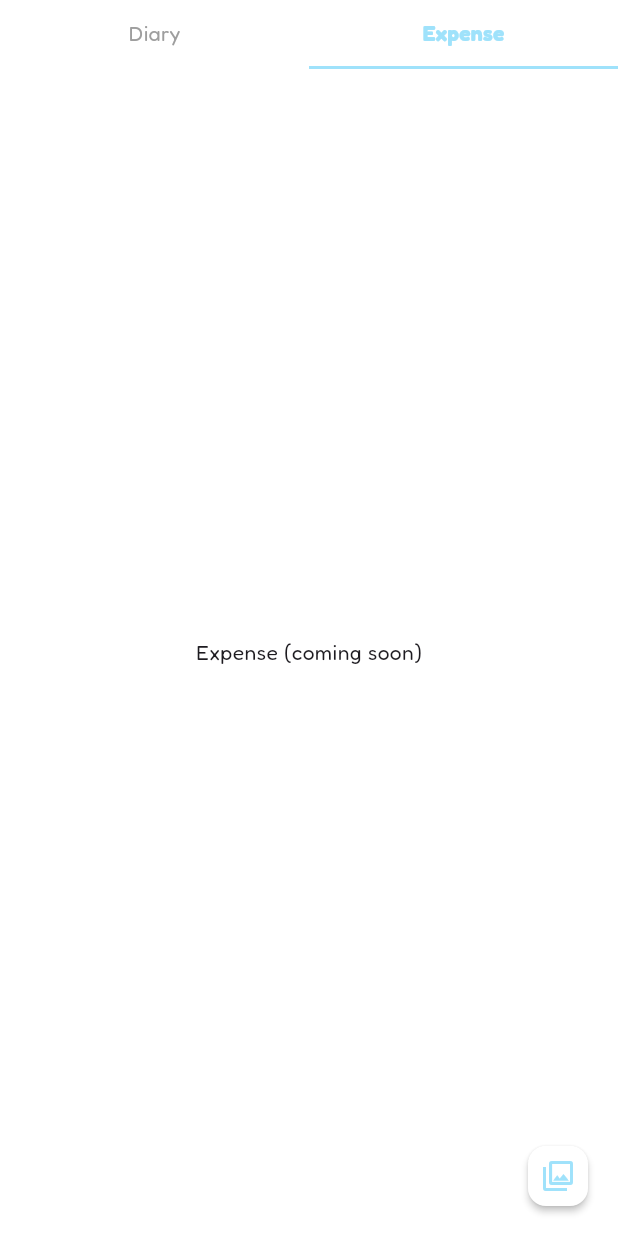
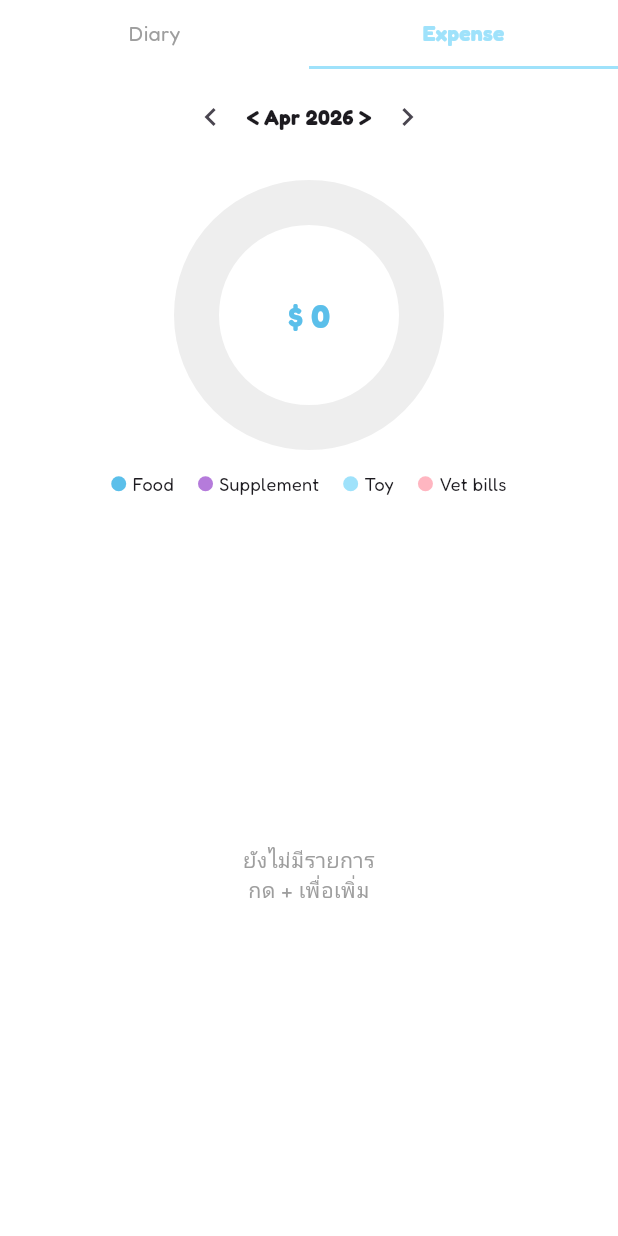
Before and after one commit to Thxngfh/PetCareApp, a Flutter app: the DiaryScreen screen opened directly, after a tap on the "chevron left" icon, after a tap on the "chevron right" icon, after a tap on "Expense", on a phone screen of 412 x 824 dp. Run offline on Flutter 3.47's test engine with Material 3 defaults, Android fonts, the light colour scheme and no system bars; our stand-ins replace firebase_auth, firebase_core, font_awesome_flutter, google_sign_in, image_picker, sign_in_with_apple; missing offline and left inert: flutter_facebook_auth; accounts and stored records are empty.

Commit message:
expenseเกือบเสร็จ

```diff
--- a/lib/screens/diary.dart
+++ b/lib/screens/diary.dart
@@ -2,6 +2,7 @@ import 'package:flutter/material.dart';
 import 'package:pethug/models/diary_entry.dart';
 import 'package:pethug/screens/diary_new.dart';
 import 'package:pethug/screens/diary_photo.dart';
+import 'package:pethug/screens/expense_screen.dart';
 
 class DiaryScreen extends StatefulWidget {
   const DiaryScreen({super.key});
@@ -15,8 +16,11 @@ class DiaryScreenState extends State<DiaryScreen> {
   int _tabIndex = 0;
   final List<DiaryEntry> _entries = [];
   final Color blueColor = const Color(0xFF9FE2FB);
+  final GlobalKey<ExpenseScreenState> _expenseKey = GlobalKey<ExpenseScreenState>();
 
+  int get currentTab => _tabIndex;
   void goToNewDiary() => _goToNewDiary();
+  void goToNewExpense() => _expenseKey.currentState?.goToNewExpense();
 
   void _previousMonth() => setState(() =>
       _focusedMonth = DateTime(_focusedMonth.year, _focusedMonth.month - 1));
@@ -25,10 +29,7 @@ class DiaryScreenState extends State<DiaryScreen> {
       _focusedMonth = DateTime(_focusedMonth.year, _focusedMonth.month + 1));
 
   String _monthLabel() {
-    const months = [
-      'Jan','Feb','Mar','Apr','May','Jun',
-      'Jul','Aug','Sep','Oct','Nov','Dec'
-    ];
+    const months = ['Jan','Feb','Mar','Apr','May','Jun','Jul','Aug','Sep','Oct','Nov','Dec'];
     return '${months[_focusedMonth.month - 1]} ${_focusedMonth.year}';
   }
 
@@ -38,9 +39,7 @@ class DiaryScreenState extends State<DiaryScreen> {
   }
 
   List<DiaryEntry> get _filteredEntries => _entries
-      .where((e) =>
-          e.date.year == _focusedMonth.year &&
-          e.date.month == _focusedMonth.month)
+      .where((e) => e.date.year == _focusedMonth.year && e.date.month == _focusedMonth.month)
       .toList()
     ..sort((a, b) => b.date.compareTo(a.date));
 
@@ -50,9 +49,7 @@ class DiaryScreenState extends State<DiaryScreen> {
   Future<void> _goToNewDiary({DiaryEntry? existing}) async {
     final result = await Navigator.push<DiaryEntry>(
       context,
-      MaterialPageRoute(
-        builder: (_) => NewDiaryScreen(existingEntry: existing),
-      ),
+      MaterialPageRoute(builder: (_) => NewDiaryScreen(existingEntry: existing)),
     );
     if (result != null) {
       setState(() {
@@ -73,15 +70,9 @@ class DiaryScreenState extends State<DiaryScreen> {
         title: const Text('ลบบันทึก?'),
         content: Text('ต้องการลบ "${entry.note}" ใช่ไหม?'),
         actions: [
+          TextButton(onPressed: () => Navigator.pop(context), child: const Text('ยกเลิก')),
           TextButton(
-            onPressed: () => Navigator.pop(context),
-            child: const Text('ยกเลิก'),
-          ),
-          TextButton(
-            onPressed: () {
-              Navigator.pop(context);
-              _deleteEntry(entry.id);
-            },
+            onPressed: () { Navigator.pop(context); _deleteEntry(entry.id); },
             child: const Text('ลบ', style: TextStyle(color: Colors.red)),
           ),
         ],
@@ -95,66 +86,37 @@ class DiaryScreenState extends State<DiaryScreen> {
       backgroundColor: Colors.white,
       body: Column(
         children: [
-          Row(
-            children: [
-              _buildTab('Diary', 0),
-              _buildTab('Expense', 1),
-            ],
-          ),
+          Row(children: [_buildTab('Diary', 0), _buildTab('Expense', 1)]),
 
           if (_tabIndex == 0) ...[
             Row(
               mainAxisAlignment: MainAxisAlignment.center,
               children: [
-                IconButton(
-                    icon: const Icon(Icons.chevron_left),
-                    onPressed: _previousMonth),
-                Text('< ${_monthLabel()} >',
-                    style: const TextStyle(fontWeight: FontWeight.bold)),
-                IconButton(
-                    icon: const Icon(Icons.chevron_right),
-                    onPressed: _nextMonth),
+                IconButton(icon: const Icon(Icons.chevron_left), onPressed: _previousMonth),
+                Text('< ${_monthLabel()} >', style: const TextStyle(fontWeight: FontWeight.bold)),
+                IconButton(icon: const Icon(Icons.chevron_right), onPressed: _nextMonth),
               ],
             ),
             Expanded(
               child: _filteredEntries.isEmpty
                   ? const Center(
-                      child: Text(
-                        'ยังไม่มีบันทึก\nกด + เพื่อเพิ่ม',
-                        textAlign: TextAlign.center,
-                        style: TextStyle(color: Colors.grey),
-                      ),
+                      child: Text('ยังไม่มีบันทึก\nกด + เพื่อเพิ่ม',
+                          textAlign: TextAlign.center,
+                          style: TextStyle(color: Colors.grey)),
                     )
                   : ListView.builder(
                       padding: const EdgeInsets.symmetric(horizontal: 16),
                       itemCount: _filteredEntries.length,
-                      itemBuilder: (_, index) =>
-                          _buildEntryCard(_filteredEntries[index]),
+                      itemBuilder: (_, index) => _buildEntryCard(_filteredEntries[index]),
                     ),
             ),
           ],
 
           if (_tabIndex == 1)
-            const Expanded(
-              child: Center(child: Text('Expense (coming soon)')),
-            ),
+            Expanded(child: ExpenseScreen(key: _expenseKey)),
         ],
       ),
-
-      floatingActionButton: FloatingActionButton(  // ✅ ปิดถูกต้อง
-        heroTag: 'photo',
-        mini: true,
-        backgroundColor: Colors.white,
-        elevation: 2,
-        onPressed: () => Navigator.push(
-          context,
-          MaterialPageRoute(
-            builder: (_) => DiaryPhotoScreen(entries: _entries),
-          ),
-        ),
-        child: Icon(Icons.photo_library_outlined, color: blueColor),
-      ),
-    );  // ✅ ปิด Scaffold
+    );
   }
 
   Widget _buildTab(String label, int index) {
@@ -166,17 +128,13 @@ class DiaryScreenState extends State<DiaryScreen> {
           children: [
             Padding(
               padding: const EdgeInsets.symmetric(vertical: 12),
-              child: Text(
-                label,
-                style: TextStyle(
-                  color: isSelected ? blueColor : Colors.grey,
-                  fontWeight: isSelected ? FontWeight.bold : FontWeight.normal,
-                ),
-              ),
+              child: Text(label,
+                  style: TextStyle(
+                    color: isSelected ? blueColor : Colors.grey,
+                    fontWeight: isSelected ? FontWeight.bold : FontWeight.normal,
+                  )),
             ),
-            Container(
-                height: 2,
-                color: isSelected ? blueColor : Colors.transparent),
+            Container(height: 2, color: isSelected ? blueColor : Colors.transparent),
           ],
         ),
       ),
@@ -191,10 +149,7 @@ class DiaryScreenState extends State<DiaryScreen> {
         alignment: Alignment.centerRight,
         padding: const EdgeInsets.only(right: 20),
         margin: const EdgeInsets.only(bottom: 12),
-        decoration: BoxDecoration(
-          color: Colors.redAccent,
-          borderRadius: BorderRadius.circular(16),
-        ),
+        decoration: BoxDecoration(color: Colors.redAccent, borderRadius: BorderRadius.circular(16)),
         child: const Icon(Icons.delete_outline, color: Colors.white, size: 28),
       ),
       onDismissed: (_) => _deleteEntry(entry.id),
@@ -203,49 +158,29 @@ class DiaryScreenState extends State<DiaryScreen> {
         child: Container(
           margin: const EdgeInsets.only(bottom: 12),
           padding: const EdgeInsets.all(12),
-          decoration: BoxDecoration(
-            color: Colors.grey.shade100,
-            borderRadius: BorderRadius.circular(16),
-          ),
+          decoration: BoxDecoration(color: Colors.grey.shade100, borderRadius: BorderRadius.circular(16)),
           child: Row(
             children: [
               Column(
                 crossAxisAlignment: CrossAxisAlignment.start,
                 children: [
-                  Text(_dayLabel(entry.date),
-                      style: const TextStyle(fontSize: 12, color: Colors.grey)),
-                  Text(
-                    '${entry.date.day}',
-                    style: const TextStyle(
-                      fontSize: 28,
-                      fontWeight: FontWeight.bold,
-                      color: Color(0xFF5BBFEA),
-                    ),
-                  ),
+                  Text(_dayLabel(entry.date), style: const TextStyle(fontSize: 12, color: Colors.grey)),
+                  Text('${entry.date.day}',
+                      style: const TextStyle(fontSize: 28, fontWeight: FontWeight.bold, color: Color(0xFF5BBFEA))),
                 ],
               ),
               const SizedBox(width: 16),
-              Expanded(
-                child: Text(entry.note, style: const TextStyle(fontSize: 16)),
-              ),
+              Expanded(child: Text(entry.note, style: const TextStyle(fontSize: 16))),
               if (entry.imageBytes != null)
                 ClipRRect(
                   borderRadius: BorderRadius.circular(8),
-                  child: Image.memory(
-                    entry.imageBytes!,
-                    width: 56,
-                    height: 56,
-                    fit: BoxFit.cover,
-                  ),
+                  child: Image.memory(entry.imageBytes!, width: 56, height: 56, fit: BoxFit.cover),
                 )
               else
                 Container(
                   width: 56,
                   height: 56,
-                  decoration: BoxDecoration(
-                    color: Colors.grey.shade300,
-                    borderRadius: BorderRadius.circular(8),
-                  ),
+                  decoration: BoxDecoration(color: Colors.grey.shade300, borderRadius: BorderRadius.circular(8)),
                   child: const Icon(Icons.image_outlined, color: Colors.white),
                 ),
               const SizedBox(width: 4),
--- /dev/null
+++ b/lib/screens/expense_screen.dart
@@ -0,0 +1,224 @@
+import 'package:flutter/material.dart';
+import 'dart:math' as math;
+import 'expense_new.dart';
+
+class ExpenseScreen extends StatefulWidget {
+  const ExpenseScreen({super.key});
+
+  @override
+  ExpenseScreenState createState() => ExpenseScreenState();
+}
+
+class ExpenseScreenState extends State<ExpenseScreen> {
+  final Color blueColor = const Color(0xFF9FE2FB);
+  DateTime _focusedMonth = DateTime.now();
+  final Map<String, List<ExpenseEntry>> _monthlyEntries = {};
+
+  final List<Map<String, dynamic>> _categories = [
+    {'name': 'Food', 'color': const Color(0xFF5BBFEA)},
+    {'name': 'Supplement', 'color': const Color(0xFFB57BDB)},
+    {'name': 'Toy', 'color': const Color(0xFF9FE2FB)},
+    {'name': 'Vet bills', 'color': const Color(0xFFFFB6C1)},
+  ];
+
+  String get _monthKey =>
+      '${_focusedMonth.year}-${_focusedMonth.month.toString().padLeft(2, '0')}';
+
+  List<ExpenseEntry> get _currentEntries => _monthlyEntries[_monthKey] ?? [];
+  double get _totalAmount => _currentEntries.fold(0, (sum, e) => sum + e.amount);
+
+  Map<String, double> get _categoryTotals {
+    final Map<String, double> totals = {};
+    for (final e in _currentEntries) {
+      totals[e.category] = (totals[e.category] ?? 0) + e.amount;
+    }
+    return totals;
+  }
+
+  Color _colorForCategory(String name) {
+    return _categories.firstWhere(
+      (c) => c['name'] == name,
+      orElse: () => {'color': Colors.grey},
+    )['color'];
+  }
+
+  void _previousMonth() => setState(() =>
+      _focusedMonth = DateTime(_focusedMonth.year, _focusedMonth.month - 1));
+
+  void _nextMonth() => setState(() =>
+      _focusedMonth = DateTime(_focusedMonth.year, _focusedMonth.month + 1));
+
+  String _monthLabel() {
+    const months = ['Jan','Feb','Mar','Apr','May','Jun','Jul','Aug','Sep','Oct','Nov','Dec'];
+    return '${months[_focusedMonth.month - 1]} ${_focusedMonth.year}';
+  }
+
+  // public method ให้ DiaryScreen เรียกได้
+  Future<void> goToNewExpense() => _goToNewExpense();
+
+  Future<void> _goToNewExpense() async {
+    final result = await Navigator.push<ExpenseEntry>(
+      context,
+      MaterialPageRoute(builder: (_) => const NewExpenseScreen()),
+    );
+    if (result != null) {
+      setState(() {
+        _monthlyEntries[_monthKey] = [..._currentEntries, result];
+      });
+    }
+  }
+
+  void _deleteEntry(String id) {
+    setState(() {
+      _monthlyEntries[_monthKey] = _currentEntries.where((e) => e.id != id).toList();
+    });
+  }
+
+  @override
+  Widget build(BuildContext context) {
+    return Scaffold(
+      backgroundColor: Colors.white,
+      body: Column(
+        children: [
+          Padding(
+            padding: const EdgeInsets.symmetric(vertical: 8),
+            child: Row(
+              mainAxisAlignment: MainAxisAlignment.center,
+              children: [
+                IconButton(icon: const Icon(Icons.chevron_left), onPressed: _previousMonth),
+                Text('< ${_monthLabel()} >', style: const TextStyle(fontWeight: FontWeight.bold)),
+                IconButton(icon: const Icon(Icons.chevron_right), onPressed: _nextMonth),
+              ],
+            ),
+          ),
+
+          // Donut chart
+          SizedBox(
+            height: 200,
+            child: Stack(
+              alignment: Alignment.center,
+              children: [
+                CustomPaint(
+                  size: const Size(180, 180),
+                  painter: _DonutChartPainter(
+                    data: _categoryTotals,
+                    colors: {for (final c in _categories) c['name'] as String: c['color'] as Color},
+                    total: _totalAmount,
+                  ),
+                ),
+                Text(
+                  '\$ ${_totalAmount.toStringAsFixed(0)}',
+                  style: const TextStyle(fontSize: 22, fontWeight: FontWeight.bold, color: Color(0xFF5BBFEA)),
+                ),
+              ],
+            ),
+          ),
+
+          // Legend
+          Padding(
+            padding: const EdgeInsets.symmetric(horizontal: 24, vertical: 4),
+            child: Wrap(
+              spacing: 16,
+              runSpacing: 4,
+              children: _categories.map((cat) {
+                return Row(
+                  mainAxisSize: MainAxisSize.min,
+                  children: [
+                    Container(
+                      width: 10, height: 10,
+                      decoration: BoxDecoration(color: cat['color'], shape: BoxShape.circle),
+                    ),
+                    const SizedBox(width: 4),
+                    Text(cat['name'], style: const TextStyle(fontSize: 12)),
+                  ],
+                );
+              }).toList(),
+            ),
+          ),
+
+          const SizedBox(height: 8),
+
+          Expanded(
+            child: _currentEntries.isEmpty
+                ? const Center(
+                    child: Text('ยังไม่มีรายการ\nกด + เพื่อเพิ่ม',
+                        textAlign: TextAlign.center,
+                        style: TextStyle(color: Colors.grey)),
+                  )
+                : ListView.builder(
+                    padding: const EdgeInsets.symmetric(horizontal: 16),
+                    itemCount: _currentEntries.length,
+                    itemBuilder: (_, i) => _buildExpenseRow(_currentEntries[i]),
+                  ),
+          ),
+        ],
+      ),
+      // ไม่มี FAB แล้ว
+    );
+  }
+
+  Widget _buildExpenseRow(ExpenseEntry entry) {
+    return Container(
+      margin: const EdgeInsets.only(bottom: 10),
+      padding: const EdgeInsets.symmetric(horizontal: 16, vertical: 12),
+      decoration: BoxDecoration(color: Colors.grey.shade100, borderRadius: BorderRadius.circular(14)),
+      child: Row(
+        children: [
+          Container(
+            width: 12, height: 12,
+            decoration: BoxDecoration(color: _colorForCategory(entry.category), shape: BoxShape.circle),
+          ),
+          const SizedBox(width: 10),
+          Expanded(child: Text(entry.category, style: const TextStyle(fontSize: 15))),
+          Text('\$ ${entry.amount.toStringAsFixed(0)}',
+              style: const TextStyle(fontSize: 15, fontWeight: FontWeight.bold)),
+          const SizedBox(width: 8),
+          GestureDetector(
+            onTap: () => _deleteEntry(entry.id),
+            child: const Icon(Icons.delete_outline, color: Colors.redAccent, size: 22),
+          ),
+        ],
+      ),
+    );
+  }
+}
+
+class _DonutChartPainter extends CustomPainter {
+  final Map<String, double> data;
+  final Map<String, Color> colors;
+  final double total;
+
+  _DonutChartPainter({required this.data, required this.colors, required this.total});
+
+  @override
+  void paint(Canvas canvas, Size size) {
+    if (total == 0) {
+      final paint = Paint()
+        ..color = Colors.grey.shade200
+        ..style = PaintingStyle.stroke
+        ..strokeWidth = 30;
+      canvas.drawCircle(Offset(size.width / 2, size.height / 2), size.width / 2 - 15, paint);
+      return;
+    }
+
+    final rect = Rect.fromCircle(
+      center: Offset(size.width / 2, size.height / 2),
+      radius: size.width / 2 - 15,
+    );
+
+    double startAngle = -math.pi / 2;
+    for (final entry in data.entries) {
+      final sweep = (entry.value / total) * 2 * math.pi;
+      final paint = Paint()
+        ..color = colors[entry.key] ?? Colors.grey
+        ..style = PaintingStyle.stroke
+        ..strokeWidth = 30
+        ..strokeCap = StrokeCap.butt;
+      canvas.drawArc(rect, startAngle, sweep, false, paint);
+      startAngle += sweep;
+    }
+  }
+
+  @override
+  bool shouldRepaint(covariant CustomPainter oldDelegate) => true;
+}
```
Also changed, not shown: lib/screens/expense_new.dart (added, +155 -0 lines), lib/screens/main_screen.dart (+22 -40 lines).
